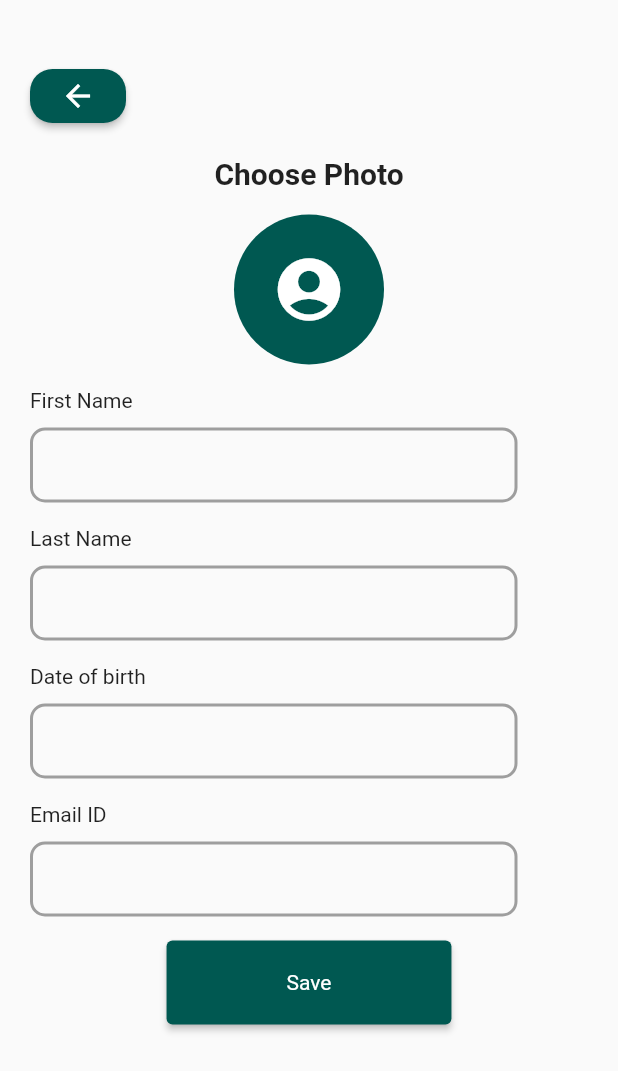
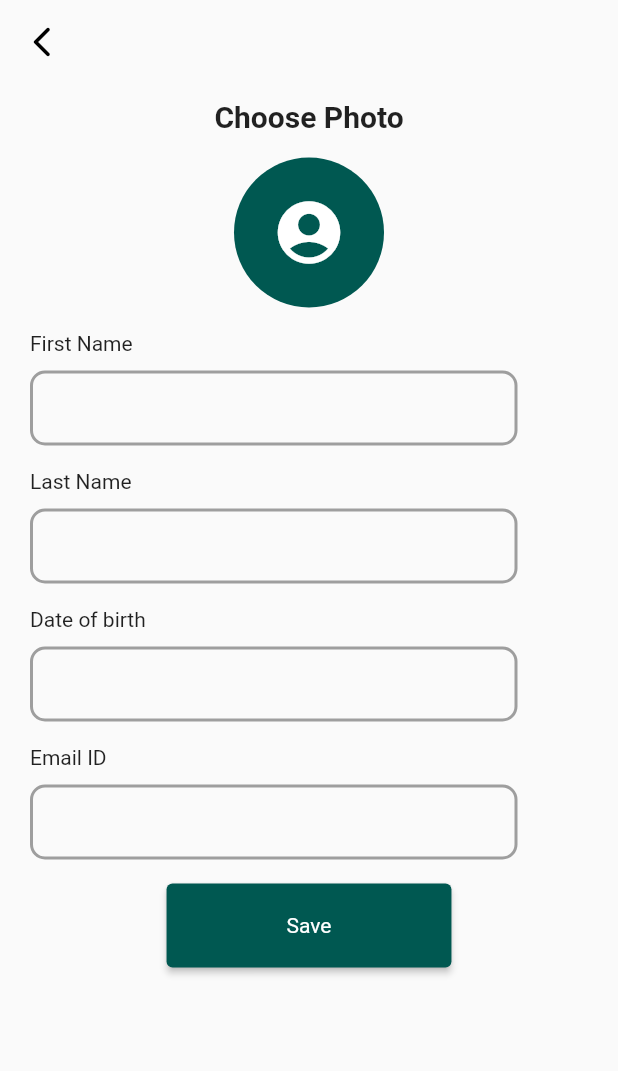
Before and after one commit to Nicozn-LLP/flutter_application_1, a Flutter app: the Details screen opened directly, on a phone screen of 412 x 824 dp. Shown: the top 1071 px of the screen. Run offline on Flutter 3.47's test engine with Material 2 defaults, Android fonts, the phone set to English and light mode, and no system bars; our stand-ins replace firebase_core, flutter_svg, image_picker, lottie, pinput; missing offline and left inert: circular_bottom_navigation; accounts and stored records are empty; network calls fail.

Commit message:
winston committed

```diff
--- a/lib/screens/bottom_bar.dart
+++ b/lib/screens/bottom_bar.dart
@@ -23,7 +23,7 @@
         child: Scaffold(
             appBar: AppBar(
               backgroundColor: Colors.black,
-              title: Text("Rent-Hub"),
+              title: Text("RentEasy"),
               actions: <Widget>[
                 IconButton(
                   alignment: Alignment.center,
--- a/lib/screens/details.dart
+++ b/lib/screens/details.dart
@@ -20,25 +20,24 @@
   @override
   Widget build(BuildContext context) {
     return Scaffold(
+      appBar: AppBar(
+        backgroundColor: Colors.transparent,
+        elevation: 0,
+        leading: IconButton(
+            onPressed: () {
+              Navigator.pop(context);
+            },
+            icon: Icon(
+              Icons.arrow_back_ios_new_rounded,
+              color: Colors.black,
+            )),
+      ),
       body: SingleChildScrollView(
         child: Padding(
-          padding: const EdgeInsets.fromLTRB(20.0, 40.0, 20.0, 0),
+          padding: const EdgeInsets.fromLTRB(20.0, 10.0, 20.0, 0),
           child: Column(
             crossAxisAlignment: CrossAxisAlignment.start,
             children: [
-              ElevatedButton(
-                onPressed: () {
-                  Navigator.pop(context);
-                },
-                style: ButtonStyle(
-                  backgroundColor: MaterialStateProperty.all(primaryColor),
-                  shape: MaterialStateProperty.all(RoundedRectangleBorder(
-                    borderRadius: BorderRadius.circular(15.0),
-                  )),
-                ),
-                child: const Icon(Icons.arrow_back),
-              ),
-              const SizedBox(height: 16.0),
               Align(
                 alignment: Alignment.center,
                 child: Text(
```
Also changed, not shown: lib/screens/myposts.dart (+14 -15 lines).
